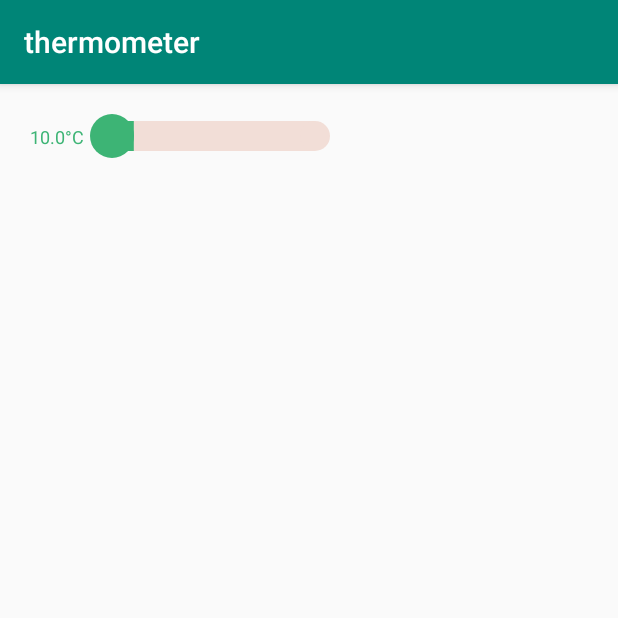
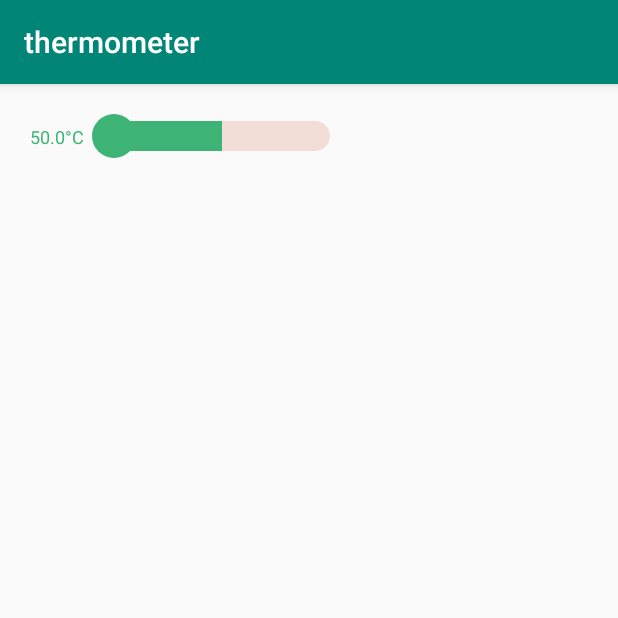
Before and after one commit to zhuwang0926/ThermometerView, an Android app: the screen it shows after launch (MainActivity), on a phone screen of 412 x 824 dp, the top half of it. Run offline under Robolectric (Android 15) with nearby library versions, the phone set to English and light mode, and no system bars.

Commit message:
修改圆开始的位置和文字之间的距离

```diff
--- a/app/src/main/java/com/dazzle/thermometer/MainActivity.java
+++ b/app/src/main/java/com/dazzle/thermometer/MainActivity.java
@@ -12,7 +12,7 @@ public class MainActivity extends AppCompatActivity {
         super.onCreate(savedInstanceState);
         setContentView(R.layout.activity_main);
         thermometer = findViewById(R.id.termometer);
-        thermometer.setTemp(this,"10");
+        thermometer.setTemp(this,"50");
 
     }
 }
--- a/app/src/main/java/com/dazzle/thermometer/Thermometer.java
+++ b/app/src/main/java/com/dazzle/thermometer/Thermometer.java
@@ -18,9 +18,8 @@ public class Thermometer extends View {
 
     private Paint backgroundPaint;
     private Paint realityPaint;
-
+    //margin 最大值不超过控件高度的三分之一
     private int margin = (int) getResources().getDimension(R.dimen.dpi_10);
-
     public Thermometer(Context context) {
         super(context);
     }
@@ -64,17 +63,19 @@ public class Thermometer extends View {
         //温度文字
         String T = fTemp + "°C";
         //圆开始的位置
-        int CircleStart = width*1/4+margin/2;
+        int CircleStart = getTextWidth(realityPaint,T)+margin*2;
         Log.e(TAG,"CircleStart =  "+CircleStart);
         //矩形开始的位置
-        int RectStart = width*1/4+margin;
+        int RectStart = CircleStart+margin;
         Log.e(TAG,"RectStart =  "+RectStart);
 
         //除去圆左边的宽度 ==>> 就是温度所要表示的总进度100%
         int sywidth =  width - CircleStart;
         //温度矩形的进度就等于温度除以总进度然后乘以总宽度
-        float v = fTemp / 100 * sywidth;
+        float v = (fTemp/100) * sywidth;
         Log.e(TAG,"V = "+v);
+
+        int CircleR = margin*3/2;
         //背景的绘制
         canvas.drawRect(RectStart, height-margin, width-margin, height+margin, backgroundPaint);
         canvas.drawCircle(width-margin , height, margin, backgroundPaint);
@@ -83,16 +84,28 @@ public class Thermometer extends View {
         if(fTemp < highTemp){
             realityPaint.setColor(Color.parseColor("#3DB475"));
             canvas.drawText(T,0,getMeasuredHeight()*2/3,realityPaint);
-            canvas.drawCircle(CircleStart,height,margin*3/2,realityPaint);
+            canvas.drawCircle(CircleStart,height,CircleR,realityPaint);
             canvas.drawRect(RectStart, height-margin, v+CircleStart, height+margin, realityPaint);
         }else{
             realityPaint.setColor(Color.parseColor("#F65402"));
             canvas.drawText(T,0,getMeasuredHeight()*2/3,realityPaint);
-            canvas.drawCircle(CircleStart,height,margin*3/2,realityPaint);
+            canvas.drawCircle(CircleStart,height,CircleR,realityPaint);
             canvas.drawRect(RectStart, height-margin, v+CircleStart, height+margin, realityPaint);
         }
 
     }
-
+    //计算文字宽度
+    public static int getTextWidth(Paint paint, String str) {
+        int iRet = 0;
+        if (str != null && str.length() > 0) {
+            int len = str.length();
+            float[] widths = new float[len];
+            paint.getTextWidths(str, widths);
+            for (int j = 0; j < len; j++) {
+                iRet += (int) Math.ceil(widths[j]);
+            }
+        }
+        return iRet;
+    }
 
 }
--- a/app/src/main/res/values/dimens.xml
+++ b/app/src/main/res/values/dimens.xml
@@ -8,4 +8,6 @@
 
     <dimen name="dpi_10">10dp</dimen>
     <dimen name="dpi_15">15dp</dimen>
+    <dimen name="dpi_16">16dp</dimen>
+    <dimen name="dpi_45">45dp</dimen>
 </resources>
```
